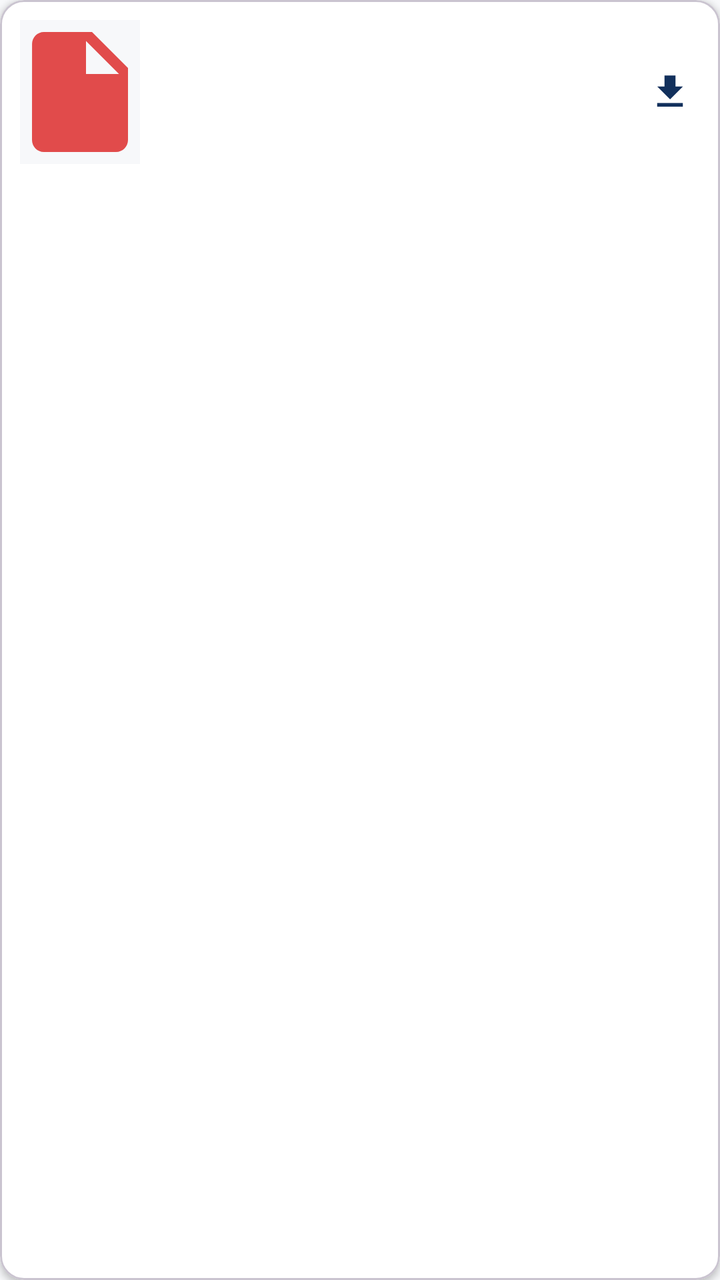
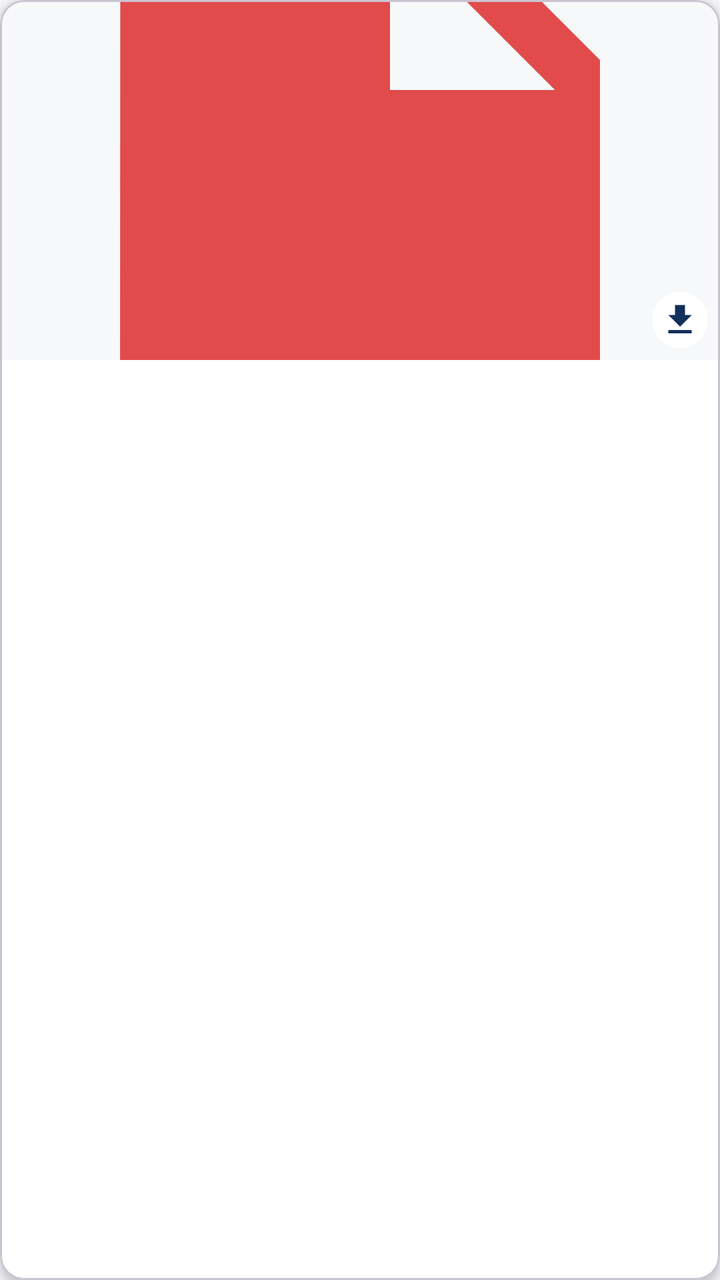

Two renders of the same Android screen: before a commit and after it. Below are the layout's source before the change and the commit's diff.
<!-- AndroidManifest.xml: application theme Theme.EtudiantsDroitMaroc -->
<!-- res/layout/item_pdf.xml -->
<?xml version="1.0" encoding="utf-8"?>
<com.google.android.material.card.MaterialCardView xmlns:android="http://schemas.android.com/apk/res/android"
    xmlns:app="http://schemas.android.com/apk/res-auto"
    android:layout_width="match_parent"
    android:layout_height="wrap_content"
    android:layout_marginHorizontal="4dp"
    android:layout_marginVertical="6dp"
    app:cardCornerRadius="12dp"
    app:cardElevation="2dp"
    app:cardBackgroundColor="@color/card_bg">

    <LinearLayout
        android:layout_width="match_parent"
        android:layout_height="wrap_content"
        android:orientation="horizontal"
        android:gravity="center_vertical"
        android:padding="10dp">

        <FrameLayout
            android:layout_width="60dp"
            android:layout_height="72dp">

            <ImageView
                android:id="@+id/ivPdfCover"
                android:layout_width="match_parent"
                android:layout_height="match_parent"
                android:scaleType="centerCrop"
                android:background="@color/off_white"
                android:src="@drawable/ic_pdf" />

        </FrameLayout>

        <TextView
            android:id="@+id/tvPdfTitle"
            android:layout_width="0dp"
            android:layout_height="wrap_content"
            android:layout_weight="1"
            android:layout_marginHorizontal="12dp"
            android:maxLines="2"
            android:ellipsize="end"
            android:textColor="@color/text_primary"
            android:textSize="14sp"
            android:textStyle="bold" />

        <ImageView
            android:id="@+id/ivDownloadStatus"
            android:layout_width="30dp"
            android:layout_height="30dp"
            android:padding="4dp"
            android:background="@drawable/bg_circle_white"
            android:src="@drawable/ic_download" />

    </LinearLayout>
</com.google.android.material.card.MaterialCardView>
<!-- resources referenced by this layout -->
<resources>
  <color name="card_bg">#FFFFFF</color>
  <color name="off_white">#F7F8FA</color>
  <color name="text_primary">#1A1A1A</color>
  <!-- drawable bg_circle_white (drawable) -->
  <?xml version="1.0" encoding="utf-8"?>
  <shape xmlns:android="http://schemas.android.com/apk/res/android"
      android:shape="oval">
      <solid android:color="#FFFFFFFF" />
  </shape>
  <!-- drawable ic_download (drawable) -->
  <vector xmlns:android="http://schemas.android.com/apk/res/android"
      android:width="22dp" android:height="22dp" android:viewportWidth="24" android:viewportHeight="24">
      <path android:fillColor="#12305C" android:pathData="M19,9h-4L15,3L9,3v6L5,9l7,7 7,-7zM5,18v2h14v-2L5,18z"/>
  </vector>
  <!-- drawable ic_pdf (drawable) -->
  <vector xmlns:android="http://schemas.android.com/apk/res/android"
      android:width="28dp" android:height="28dp" android:viewportWidth="24" android:viewportHeight="24">
      <path android:fillColor="#E14B4B" android:pathData="M6,2c-1.1,0 -1.99,0.9 -1.99,2L4,20c0,1.1 0.89,2 1.99,2L18,22c1.1,0 2,-0.9 2,-2L20,8l-6,-6L6,2zM13,9L13,3.5L18.5,9L13,9z"/>
  </vector>
  <style name="Theme.EtudiantsDroitMaroc" parent="Theme.Material3.Light.NoActionBar">
          <item name="colorPrimary">@color/navy</item>
          <item name="colorPrimaryVariant">@color/navy_dark</item>
          <item name="colorSecondary">@color/gold</item>
          <item name="colorSecondaryVariant">@color/gold_light</item>
          <item name="android:statusBarColor">@color/navy_dark</item>
          <item name="android:windowBackground">@color/off_white</item>
          <item name="android:windowLightStatusBar" tools:targetApi="23">false</item>
      </style>
  <color name="navy">#12305C</color>
  <color name="navy_dark">#0A1F3D</color>
  <color name="gold">#F5B324</color>
  <color name="gold_light">#FFD873</color>
</resources>

<!-- the commit's change to res/layout/item_pdf.xml (unified diff, before → after) -->
@@ -1,24 +1,21 @@
 <?xml version="1.0" encoding="utf-8"?>
 <com.google.android.material.card.MaterialCardView xmlns:android="http://schemas.android.com/apk/res/android"
     xmlns:app="http://schemas.android.com/apk/res-auto"
-    android:layout_width="match_parent"
+    android:layout_width="140dp"
     android:layout_height="wrap_content"
-    android:layout_marginHorizontal="4dp"
-    android:layout_marginVertical="6dp"
+    android:layout_margin="6dp"
     app:cardCornerRadius="12dp"
-    app:cardElevation="2dp"
+    app:cardElevation="3dp"
     app:cardBackgroundColor="@color/card_bg">
 
     <LinearLayout
         android:layout_width="match_parent"
         android:layout_height="wrap_content"
-        android:orientation="horizontal"
-        android:gravity="center_vertical"
-        android:padding="10dp">
+        android:orientation="vertical">
 
         <FrameLayout
-            android:layout_width="60dp"
-            android:layout_height="72dp">
+            android:layout_width="match_parent"
+            android:layout_height="180dp">
 
             <ImageView
                 android:id="@+id/ivPdfCover"
@@ -28,27 +25,28 @@
                 android:background="@color/off_white"
                 android:src="@drawable/ic_pdf" />
 
+            <ImageView
+                android:id="@+id/ivDownloadStatus"
+                android:layout_width="28dp"
+                android:layout_height="28dp"
+                android:layout_gravity="bottom|end"
+                android:layout_margin="6dp"
+                android:padding="4dp"
+                android:background="@drawable/bg_circle_white"
+                android:src="@drawable/ic_download" />
+
         </FrameLayout>
 
         <TextView
             android:id="@+id/tvPdfTitle"
-            android:layout_width="0dp"
+            android:layout_width="match_parent"
             android:layout_height="wrap_content"
-            android:layout_weight="1"
-            android:layout_marginHorizontal="12dp"
+            android:padding="8dp"
             android:maxLines="2"
             android:ellipsize="end"
             android:textColor="@color/text_primary"
-            android:textSize="14sp"
+            android:textSize="13sp"
             android:textStyle="bold" />
-
-        <ImageView
-            android:id="@+id/ivDownloadStatus"
-            android:layout_width="30dp"
-            android:layout_height="30dp"
-            android:padding="4dp"
-            android:background="@drawable/bg_circle_white"
-            android:src="@drawable/ic_download" />
 
     </LinearLayout>
 </com.google.android.material.card.MaterialCardView>
